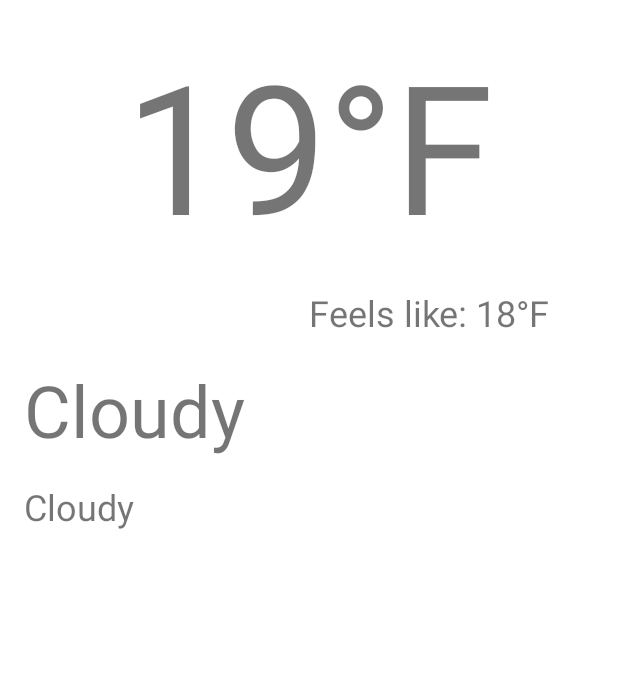
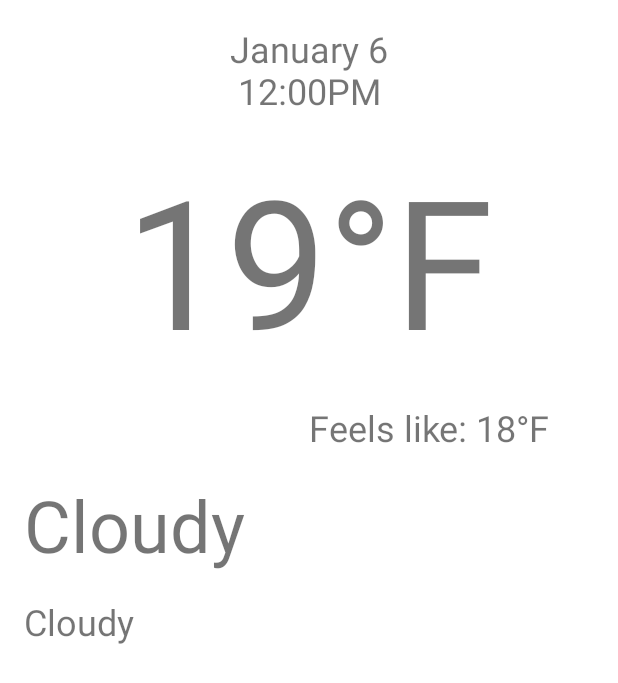
Before and after one commit to benjamincassidy/OpenWeatherMapApp, an Android app: the layout activity_forecast_detail.xml on its own in the app's theme, with its tools: preview values and no code run, on a phone screen of 412 x 824 dp. Shown: the top 683 px of the screen. Run offline under Robolectric (Android 15) with nearby library versions, the phone set to English and light mode, and no system bars.

Commit message:
Add date and time to forecast detail activity

```diff
--- a/app/src/main/java/com/example/openweathermap/view/ForecastDetailActivity.kt
+++ b/app/src/main/java/com/example/openweathermap/view/ForecastDetailActivity.kt
@@ -9,6 +9,9 @@ import com.example.openweathermap.data.City
 import com.example.openweathermap.data.Forecast
 import com.example.openweathermap.data.ForecastItem
 import com.example.openweathermap.databinding.ActivityForecastDetailBinding
+import java.time.LocalDateTime
+import java.time.OffsetDateTime
+import java.time.format.DateTimeFormatter
 
 class ForecastDetailActivity : AppCompatActivity() {
 
@@ -26,6 +29,9 @@ class ForecastDetailActivity : AppCompatActivity() {
         title = city.name
         binding.temperature.text = getString(R.string.temperature, forecast.main.temp)
         binding.feelsLike.text = getString(R.string.feels_like, forecast.main.feelsLike)
+        val forecastDate = LocalDateTime.ofEpochSecond(forecast.dt, 0, OffsetDateTime.now().offset)
+        val formatter = DateTimeFormatter.ofPattern("MMMM d\nh:mma")
+        binding.dateTime.text = forecastDate.format(formatter)
         if (forecast.weather.isNotEmpty()) {
             binding.condition.text = forecast.weather[0].main
             binding.conditionDescription.text = forecast.weather[0].description
--- a/app/src/main/res/layout/activity_forecast_detail.xml
+++ b/app/src/main/res/layout/activity_forecast_detail.xml
@@ -4,6 +4,16 @@
     xmlns:tools="http://schemas.android.com/tools"
     android:layout_width="match_parent"
     android:layout_height="match_parent">
+
+    <TextView
+        android:id="@+id/date_time"
+        android:layout_width="match_parent"
+        android:layout_height="wrap_content"
+        android:layout_marginTop="16dp"
+        android:gravity="center"
+        android:textSize="24sp"
+        app:layout_constraintTop_toTopOf="parent"
+        tools:text="January 6\n12:00PM"/>
 
     <TextView
         android:id="@+id/temperature"
@@ -13,15 +23,15 @@
         android:textSize="120sp"
         app:layout_constraintEnd_toEndOf="parent"
         app:layout_constraintStart_toStartOf="parent"
-        app:layout_constraintTop_toTopOf="parent"
+        app:layout_constraintTop_toBottomOf="@+id/date_time"
         tools:text="19°F" />
 
     <TextView
         android:id="@+id/feels_like"
         android:layout_width="0dp"
         android:layout_height="wrap_content"
+        android:layout_marginTop="16dp"
         android:textSize="24sp"
-        android:layout_marginTop="16dp"
         app:layout_constraintEnd_toEndOf="parent"
         app:layout_constraintStart_toEndOf="@id/guideline2"
         app:layout_constraintTop_toBottomOf="@+id/temperature"
@@ -38,25 +48,25 @@
         android:id="@+id/condition"
         android:layout_width="0dp"
         android:layout_height="wrap_content"
-        android:textSize="48sp"
         android:layout_marginStart="16dp"
         android:layout_marginTop="16dp"
+        android:textSize="48sp"
         app:layout_constraintEnd_toStartOf="@+id/guideline2"
         app:layout_constraintStart_toStartOf="parent"
         app:layout_constraintTop_toBottomOf="@+id/feels_like"
-        tools:text="Cloudy"/>
+        tools:text="Cloudy" />
 
     <TextView
         android:id="@+id/condition_description"
         android:layout_width="0dp"
         android:layout_height="wrap_content"
-        android:textSize="24sp"
         android:layout_marginStart="16dp"
         android:layout_marginTop="16dp"
+        android:textSize="24sp"
         app:layout_constraintEnd_toStartOf="@+id/guideline2"
         app:layout_constraintStart_toStartOf="parent"
         app:layout_constraintTop_toBottomOf="@+id/condition"
-        tools:text="Cloudy"/>
+        tools:text="Cloudy" />
 
     <ImageView
         android:id="@+id/condition_image"
@@ -64,8 +74,8 @@
         android:layout_height="96dp"
         android:layout_marginTop="16dp"
         android:importantForAccessibility="no"
-        app:layout_constraintTop_toBottomOf="@+id/feels_like"
+        app:layout_constraintEnd_toEndOf="parent"
         app:layout_constraintStart_toStartOf="@id/guideline2"
-        app:layout_constraintEnd_toEndOf="parent"/>
+        app:layout_constraintTop_toBottomOf="@+id/feels_like" />
 
 </androidx.constraintlayout.widget.ConstraintLayout>
```
Also changed, not shown: app/src/main/java/com/example/openweathermap/view/ForecastActivity.kt (+7 -0 lines).
